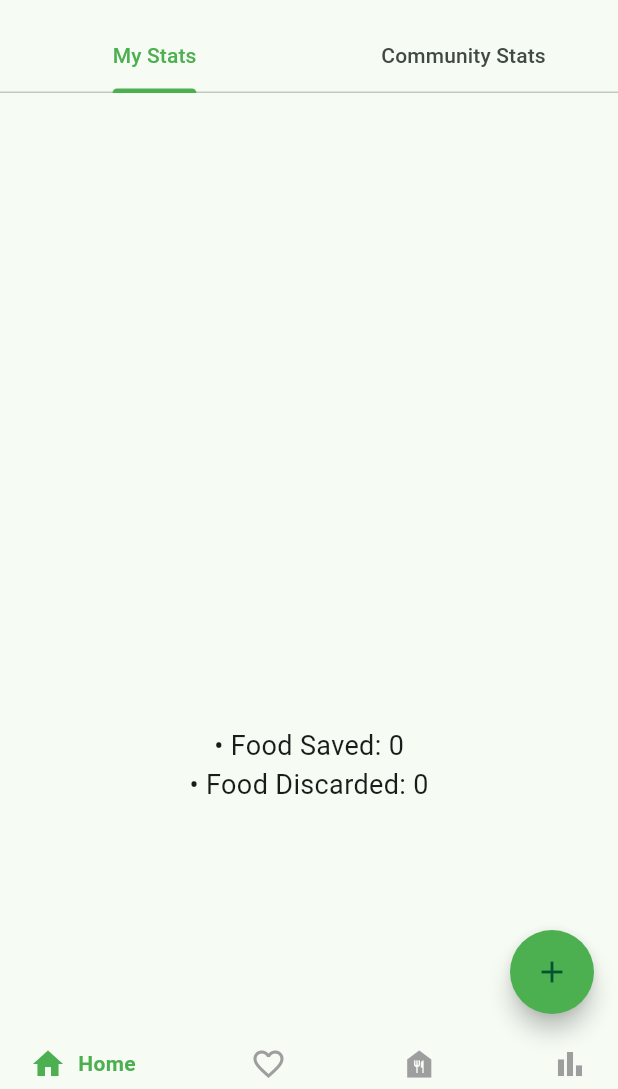
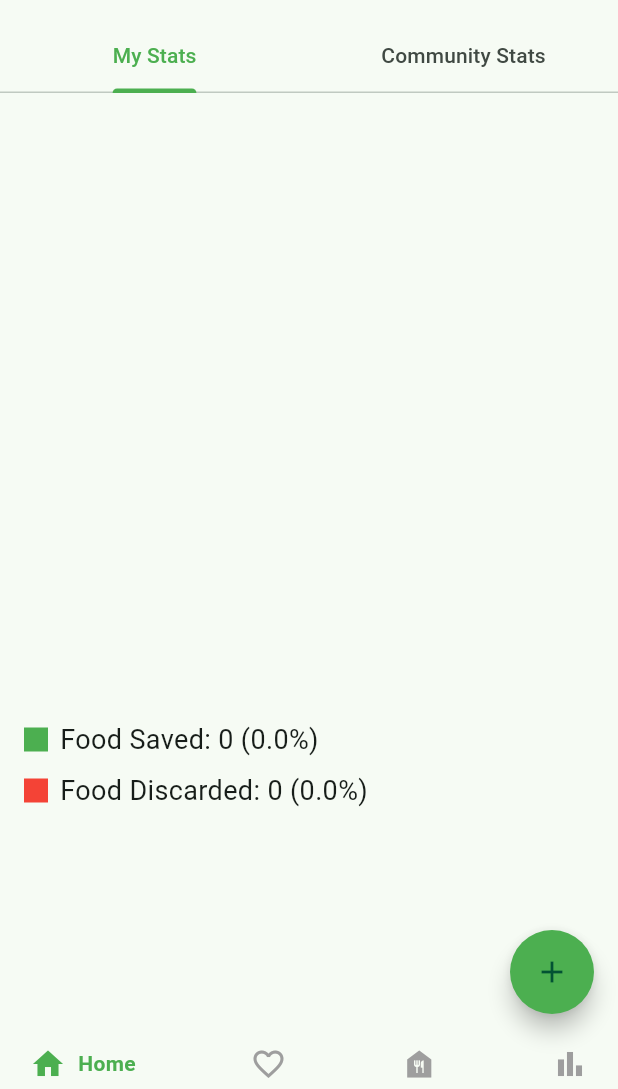
Before and after one commit to 40125789/shelfaware_app, a Flutter app: the screen it shows once a user with an empty profile is signed in, swiped to page 4, on a phone screen of 412 x 824 dp, the part 147-1236 px from its top. Run offline on Flutter 3.47's test engine with Material 3 defaults, Android fonts, the phone set to English and light mode, and no system bars; drawn by our look-alikes of google_nav_bar, pie_chart; our stand-ins replace cloud_firestore, firebase_auth, firebase_core, firebase_messaging, firebase_storage, fl_chart and 11 more; missing offline and left inert: barcode_scan2, google_ml_kit; accounts and stored records are empty.

```diff
--- a/lib/components/my_stats_tab.dart
+++ b/lib/components/my_stats_tab.dart
@@ -2,10 +2,11 @@ import 'package:cloud_firestore/cloud_firestore.dart';
 import 'package:flutter/material.dart';
 import 'package:fl_chart/fl_chart.dart' as fl_chart;
 import 'package:pie_chart/pie_chart.dart'
-    as pie_chart; // Assuming you're using the pie_chart package
+    as pie_chart;
+import 'package:shelfaware_app/components/additional_stats_widget.dart'; // Assuming you're using the pie_chart package
 
 class MyStatsTab extends StatefulWidget {
-  final String userId; // Assume userId is passed
+  final String userId;
 
   MyStatsTab({required this.userId});
 
@@ -13,28 +14,38 @@ class MyStatsTab extends StatefulWidget {
   _MyStatsTabState createState() => _MyStatsTabState();
 }
 
-class _MyStatsTabState extends State<MyStatsTab> {
+class _MyStatsTabState extends State<MyStatsTab>
+    with SingleTickerProviderStateMixin {
   late Future<UserStats> _userStats;
+  late AnimationController _animationController;
 
   @override
   void initState() {
     super.initState();
-    _userStats =
-        fetchUserStats(widget.userId); // Fetch stats for a specific user
+    _userStats = fetchUserStats(widget.userId);
+
+    // Initialize AnimationController
+    _animationController = AnimationController(
+      duration: const Duration(seconds: 2),
+      vsync: this,
+    )..forward(); // Start the animation
   }
 
-  // Fetch user stats from Firestore
+  @override
+  void dispose() {
+    _animationController.dispose();
+    super.dispose();
+  }
+
   Future<UserStats> fetchUserStats(String userId) async {
     var snapshot = await FirebaseFirestore.instance
-        .collection(
-            'history') // Assume history is the collection for food history
+        .collection('history')
         .where('userId', isEqualTo: userId)
         .get();
 
     int consumed = 0;
     int discarded = 0;
 
-    // Iterate over the documents and calculate consumed vs discarded food
     for (var doc in snapshot.docs) {
       String status = doc['status'] ?? '';
       if (status == 'consumed') {
@@ -61,47 +72,98 @@ class _MyStatsTabState extends State<MyStatsTab> {
         }
 
         UserStats stats = snapshot.data!;
+        int total = stats.consumed + stats.discarded;
+
+        return AnimatedBuilder(
+          animation: _animationController,
+          builder: (context, child) {
+            double progress = _animationController.value; // Animation progress
+            double consumedValue = stats.consumed * progress;
+            double discardedValue = stats.discarded * progress;
+
+            double consumedPercentage =
+                total > 0 ? (consumedValue / total * 100) : 0;
+            double discardedPercentage =
+                total > 0 ? (discardedValue / total * 100) : 0;
 
             return Padding(
               padding: const EdgeInsets.all(16.0),
               child: Column(
                 mainAxisAlignment: MainAxisAlignment.center,
                 children: [
-              // PieChart for stats
+                  // Pie Chart with progressive animation
                   Container(
-                height: 250, // Fixed height for the PieChart
+                    height: 250,
                     child: fl_chart.PieChart(
                       fl_chart.PieChartData(
                         sections: [
                           fl_chart.PieChartSectionData(
-                        value: stats.consumed.toDouble(),
+                            value: consumedValue,
                             color: Colors.green,
-                        title: 'Food Saved',
+                            title:
+                                '${consumedPercentage.toStringAsFixed(1)}%', // Animated label
                             radius: 50,
+                            titleStyle: TextStyle(
+                              fontSize: 16,
+                              fontWeight: FontWeight.bold,
+                              color: Colors.white,
+                            ),
                           ),
                           fl_chart.PieChartSectionData(
-                        value: stats.discarded.toDouble(),
+                            value: discardedValue,
                             color: Colors.red,
-                        title: 'Food Discarded',
+                            title:
+                                '${discardedPercentage.toStringAsFixed(1)}%', // Animated label
                             radius: 50,
+                            titleStyle: TextStyle(
+                              fontSize: 16,
+                              fontWeight: FontWeight.bold,
+                              color: Colors.white,
+                            ),
                           ),
                         ],
-                    borderData: fl_chart.FlBorderData(
-                        show: false), // Optional: removes border
-                    sectionsSpace:
-                        0, // Optional: adjusts space between sections
-                    centerSpaceRadius:
-                        30, // Optional: adjusts space in center of the chart
+                        borderData: fl_chart.FlBorderData(show: false),
+                        sectionsSpace: 0,
+                        centerSpaceRadius: 30,
                       ),
                     ),
                   ),
                   SizedBox(height: 16),
-              Text('• Food Saved: ${stats.consumed}',
-                  style: TextStyle(fontSize: 18)),
-              Text('• Food Discarded: ${stats.discarded}',
-                  style: TextStyle(fontSize: 18)),
+                  Row(
+                    mainAxisAlignment: MainAxisAlignment.start,
+                    children: [
+                      Container(
+                        width: 16,
+                        height: 16,
+                        color: Colors.green,
+                        margin: EdgeInsets.only(right: 8),
+                      ),
+                      Text(
+                        'Food Saved: ${stats.consumed} (${consumedPercentage.toStringAsFixed(1)}%)',
+                        style: TextStyle(fontSize: 18),
+                      ),
                     ],
                   ),
+                  SizedBox(height: 8),
+                  Row(
+                    mainAxisAlignment: MainAxisAlignment.start,
+                    children: [
+                      Container(
+                        width: 16,
+                        height: 16,
+                        color: Colors.red,
+                        margin: EdgeInsets.only(right: 8),
+                      ),
+                      Text(
+                        'Food Discarded: ${stats.discarded} (${discardedPercentage.toStringAsFixed(1)}%)',
+                        style: TextStyle(fontSize: 18),
+                      ),
+                    ],
+                  ),
+                ],
+              ),
+            );
+          },
         );
       },
     );
--- a/pubspec.yaml
+++ b/pubspec.yaml
@@ -69,6 +69,7 @@ dependencies:
   geocoding: ^2.0.3
   fl_chart: ^0.69.2
   pie_chart: ^5.4.0
+  table_calendar: ^3.1.2
 
 
 
```
Also changed, not shown: lib/components/additional_stats_widget.dart (added, +52 -0 lines), lib/components/calendar_view_widget.dart (added, +110 -0 lines), pubspec.lock. Lines whose indentation alone changed are shown as unchanged.
